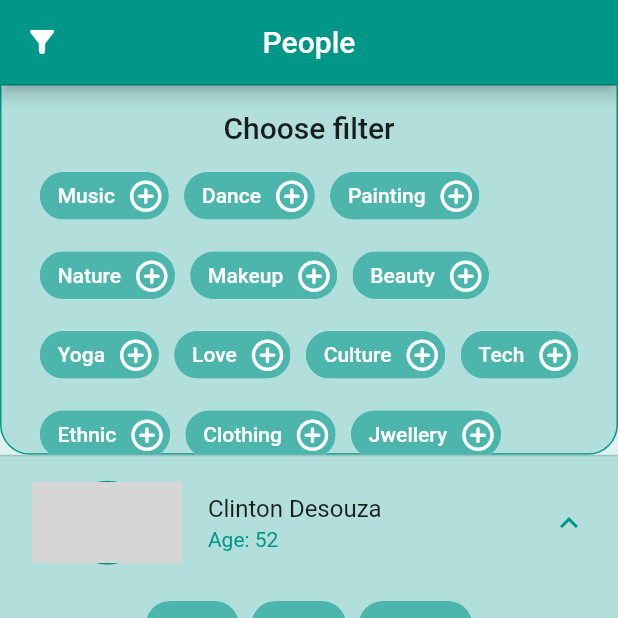
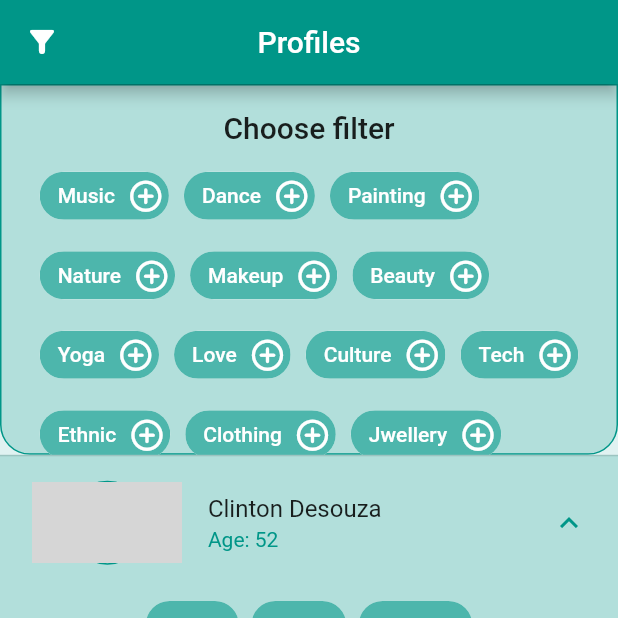
Before and after one commit to Ldev007/jumpin-asignment, a Flutter app: the screen it shows after launch, after a tap on "Clinton Desouza", after a tap on the "filter alt" icon, on a phone screen of 412 x 824 dp, the top half of it. Run offline on Flutter 3.47's test engine with Material 2 defaults, Android fonts, the phone set to English and light mode, and no system bars; network calls fail; grey boxes are pictures that could not be loaded.

Commit message:
:sparkles: Added splash screen

```diff
--- a/lib/home_page.dart
+++ b/lib/home_page.dart
@@ -35,7 +35,7 @@ class _MyHomePageState extends State<MyHomePage> {
   Widget build(BuildContext context) {
     return Scaffold(
       appBar: AppBar(
-        title: Text('People'),
+        title: Text('Profiles'),
         leading: IconButton(
           icon: Icon(Icons.filter_alt_rounded),
           onPressed: () {
@@ -182,7 +182,6 @@ class _MyHomePageState extends State<MyHomePage> {
                   Expanded(
                     child: profiles.isNotEmpty
                         ? ListView.builder(
-
                             itemCount: profiles.length,
                             itemBuilder: (ctx, i) => Container(
                               decoration: BoxDecoration(
--- a/lib/main.dart
+++ b/lib/main.dart
@@ -1,4 +1,5 @@
 import 'package:flutter/material.dart';
+import 'package:jumpin_assignment/splash_screen.dart';
 
 import 'home_page.dart';
 
@@ -18,7 +19,7 @@ class MyApp extends StatelessWidget {
           iconTheme: IconThemeData(color: Colors.white),
         ),
       ),
-      home: MyHomePage(),
+      home: SplashScreen(),
     );
   }
 }
--- /dev/null
+++ b/lib/splash_screen.dart
@@ -0,0 +1,45 @@
+import 'package:flutter/material.dart';
+import 'package:jumpin_assignment/home_page.dart';
+
+class SplashScreen extends StatelessWidget {
+  const SplashScreen({Key key}) : super(key: key);
+
+  @override
+  Widget build(BuildContext context) {
+    Future.delayed(
+      Duration(milliseconds: 2500),
+      () => Navigator.push(
+        context,
+        MaterialPageRoute(
+          builder: (ctx) => MyHomePage(),
+        ),
+      ),
+    );
+
+    return Scaffold(
+      body: Center(
+        child: Padding(
+          padding: EdgeInsets.symmetric(
+            horizontal: MediaQuery.of(context).size.width * 0.3,
+          ),
+          child: Column(
+            mainAxisAlignment: MainAxisAlignment.center,
+            children: [
+              Image.asset(
+                'assets/icon/icon.png',
+              ),
+              SizedBox(height: MediaQuery.of(context).size.height * 0.02),
+              Text(
+                'Profile Veri',
+                style: Theme.of(context).textTheme.headline5,
+                textAlign: TextAlign.center,
+              ),
+              SizedBox(height: MediaQuery.of(context).size.height * 0.02),
+              CircularProgressIndicator(strokeWidth: 1.5),
+            ],
+          ),
+        ),
+      ),
+    );
+  }
+}
--- a/pubspec.yaml
+++ b/pubspec.yaml
@@ -27,6 +27,7 @@ flutter:
 
   assets:
     - assets/profiles.json
+    - assets/icon/icon.png
 
 flutter_icons:
   android: "launcher_icon"
```
